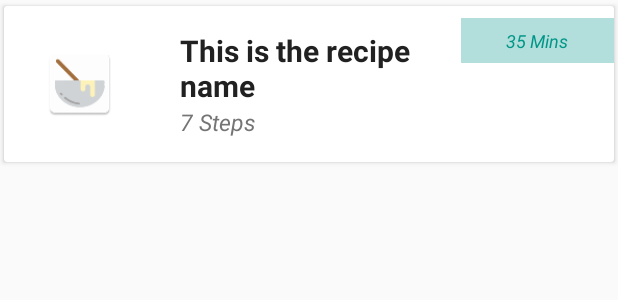
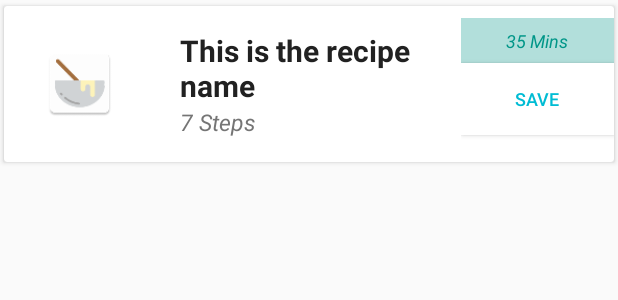
Before and after one commit to awijaya09/my-baking-app, an Android app: the layout recipe_list_item.xml on its own in the app's theme, with its tools: preview values and no code run, on a phone screen of 412 x 824 dp. Shown: the top 300 px of the screen. Run offline under Robolectric (Android 15) with nearby library versions, the phone set to English and light mode, and no system bars.

Commit message:
adding save button and fixing a few crashes

```diff
--- a/app/src/main/AndroidManifest.xml
+++ b/app/src/main/AndroidManifest.xml
@@ -44,6 +44,11 @@
         </receiver>
         <service android:name=".Widget.WidgetService"
             android:permission="android.permission.BIND_REMOTEVIEWS"/>
+
+        <meta-data android:name="DATABASE" android:value="my_baking_recipe.db" />
+        <meta-data android:name="VERSION" android:value="1" />
+        <meta-data android:name="QUERY_LOG" android:value="true" />
+        <meta-data android:name="DOMAIN_PACKAGE_NAME" android:value="com.awijaya" />
     </application>
 
 </manifest>
--- a/app/src/main/java/com/awijaya/mybakingapp/MainActivity.java
+++ b/app/src/main/java/com/awijaya/mybakingapp/MainActivity.java
@@ -25,6 +25,7 @@ import android.widget.ProgressBar;
 import android.widget.Toast;
 
 import java.util.ArrayList;
+import java.util.List;
 
 import butterknife.BindView;
 import butterknife.ButterKnife;
@@ -67,6 +68,7 @@ public class MainActivity extends AppCompatActivity implements RecipeListFragmen
 
         mContext = this;
         mFragmentManager = getSupportFragmentManager();
+
 
         if (findViewById(R.id.recipe_detail_fragment_frame) != null) {
             mTwoPane = true;
--- a/app/src/main/java/com/awijaya/mybakingapp/Model/Recipe.java
+++ b/app/src/main/java/com/awijaya/mybakingapp/Model/Recipe.java
@@ -31,7 +31,6 @@ public class Recipe implements Parcelable {
 
     @SerializedName("steps")
     public ArrayList<Step> recipeSteps = new ArrayList<Step>();
-
 
     protected Recipe(Parcel in) {
         recipeId = in.readInt();
--- a/app/src/main/java/com/awijaya/mybakingapp/Model/Step.java
+++ b/app/src/main/java/com/awijaya/mybakingapp/Model/Step.java
@@ -26,6 +26,8 @@ public class Step implements Parcelable{
 
     @SerializedName("thumbnailURL")
     public String stepThumbnailURL;
+
+    public Step(){}
 
     protected Step(Parcel in) {
         stepId = in.readInt();
--- a/app/src/main/java/com/awijaya/mybakingapp/Widget/ListProvider.java
+++ b/app/src/main/java/com/awijaya/mybakingapp/Widget/ListProvider.java
@@ -28,7 +28,7 @@ import retrofit2.Response;
 public class ListProvider implements RemoteViewsService.RemoteViewsFactory {
     private static final String TAG = "List Provider caller";
     private ArrayList<Ingredient> mIngredients = new ArrayList<Ingredient>();
-    private int appWidgetId = AppWidgetManager.INVALID_APPWIDGET_ID;
+    //private int appWidgetId = AppWidgetManager.INVALID_APPWIDGET_ID;
     private Recipe tRecipe;
     private Context mContext = null;
 
--- a/app/src/main/res/layout/recipe_list_item.xml
+++ b/app/src/main/res/layout/recipe_list_item.xml
@@ -18,7 +18,7 @@
             android:layout_width="match_parent"
             android:layout_height="150dp"
             android:scaleType="centerCrop"
-            android:visibility="gone"/>
+            android:visibility="gone" />
 
         <LinearLayout
             android:layout_width="match_parent"
@@ -65,12 +65,17 @@
 
             </LinearLayout>
 
+            <LinearLayout
+                android:layout_width="0dp"
+                android:layout_height="match_parent"
+                android:layout_weight="1"
+                android:orientation="vertical">
+
                 <TextView
                     android:id="@+id/text_view_estimated_time"
-                android:layout_width="0dp"
+                    android:layout_width="match_parent"
                     android:layout_height="30dp"
                     android:layout_marginTop="8dp"
-                android:layout_weight="1"
                     android:background="@color/primary_light"
                     android:gravity="center"
                     android:paddingEnd="16dp"
@@ -80,6 +85,18 @@
                     android:textSize="12sp"
                     android:textStyle="italic" />
 
+                <Button
+                    android:id="@+id/btn_add_favourite"
+                    android:layout_width="match_parent"
+                    android:layout_height="wrap_content"
+                    android:background="@color/whiteBackround"
+                    android:text="@string/btn_fave"
+                    android:textColor="@color/colorAccent"
+                    android:textSize="12sp" />
+
+            </LinearLayout>
+
+
         </LinearLayout>
     </LinearLayout>
 
--- a/app/src/main/res/values/strings.xml
+++ b/app/src/main/res/values/strings.xml
@@ -12,4 +12,5 @@
     <string name="ingredient_dialog_title">Ingredients</string>
     <string name="appwidget_text">My Baking Recipe</string>
     <string name="add_widget">Add widget</string>
+    <string name="btn_fave">Save</string>
 </resources>
```
Also changed, not shown: app/src/main/java/com/awijaya/mybakingapp/HomeListAdapter.java (+10 -1 lines), app/src/main/java/com/awijaya/mybakingapp/Widget/RemoteFetchService.java (+1 -6 lines). Lines whose indentation alone changed are shown as unchanged.
